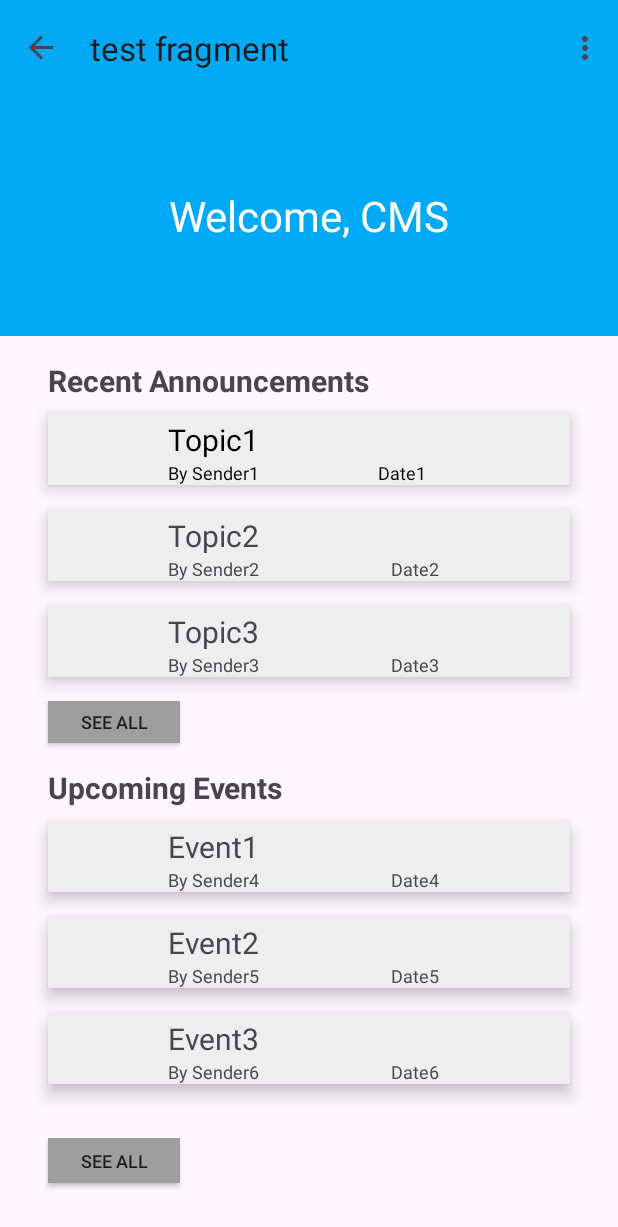
After one commit to kevin-lann/B07group13, an Android app: the StudentDashboardFragment screen opened through its navigation route, on a phone screen of 412 x 824 dp. The commit adds this screen. Shown: the top 1227 px of the screen. Run offline under Robolectric (Android 15) with nearby library versions, the phone set to English and light mode, and no system bars; our stand-ins replace Firebase (no records; nobody signed in at launch, a user with empty details on screens opened directly), navigation-ui.

Commit message:
Connected Student Dashboard

```diff
--- a/app/src/main/java/com/example/studentapp/Login/LoginFragment.java
+++ b/app/src/main/java/com/example/studentapp/Login/LoginFragment.java
@@ -1,6 +1,7 @@
 package com.example.studentapp.Login;
 
 import android.os.Bundle;
+import android.util.Log;
 import android.view.LayoutInflater;
 import android.view.View;
 import android.view.ViewGroup;
@@ -66,7 +67,7 @@ public class LoginFragment extends Fragment {
 
     public void loginSuccess() {
         NavHostFragment.findNavController(LoginFragment.this)
-                .navigate(R.id.action_LoginFragment_to_testFragment);
+                .navigate(R.id.action_LoginFragment_to_studentDashboard);
     }
 
     public void loginUnsuccess() {
--- a/app/src/main/java/com/example/studentapp/Login/LoginPresenter.java
+++ b/app/src/main/java/com/example/studentapp/Login/LoginPresenter.java
@@ -1,4 +1,6 @@
 package com.example.studentapp.Login;
+
+import android.util.Log;
 
 import com.example.studentapp.MainActivity;
 import com.example.studentapp.objects.AdminUser;
--- /dev/null
+++ b/app/src/main/java/com/example/studentapp/StudentDashboard/AnnouncementBox.java
@@ -0,0 +1,42 @@
+package com.example.studentapp.StudentDashboard;
+
+public class AnnouncementBox {
+
+    String topic;
+    String sender;
+    String date;
+
+    public AnnouncementBox(){
+
+    };
+
+    public AnnouncementBox(String topic, String sender, String date){
+        this.topic = topic;
+        this.sender = sender;
+        this.date = date;
+    }
+
+    public String getTopic() {
+        return topic;
+    }
+
+    public void setTopic(String topic) {
+        this.topic = topic;
+    }
+
+    public String getSender() {
+        return sender;
+    }
+
+    public void setSender(String sender) {
+        this.sender = sender;
+    }
+
+    public String getDate() {
+        return date;
+    }
+
+    public void setDate(String date) {
+        this.date = date;
+    }
+}
--- /dev/null
+++ b/app/src/main/java/com/example/studentapp/StudentDashboard/StudentDashboardFragment.java
@@ -0,0 +1,118 @@
+package com.example.studentapp.StudentDashboard;
+
+import androidx.annotation.NonNull;
+import androidx.appcompat.widget.Toolbar;
+import androidx.cardview.widget.CardView;
+import androidx.fragment.app.Fragment;
+import androidx.navigation.fragment.NavHostFragment;
+
+import android.os.Bundle;
+import android.view.LayoutInflater;
+import android.view.View;
+import android.view.ViewGroup;
+import android.widget.Button;
+import android.widget.TextView;
+import android.widget.Toast;
+
+import com.example.studentapp.Login.LoginFragment;
+import com.example.studentapp.R;
+import com.example.studentapp.databinding.StudentDashboardFragmentBinding;
+import com.google.firebase.FirebaseApp;
+import com.google.firebase.database.DataSnapshot;
+import com.google.firebase.database.DatabaseError;
+import com.google.firebase.database.DatabaseReference;
+import com.google.firebase.database.FirebaseDatabase;
+import com.google.firebase.database.ValueEventListener;
+import com.google.firebase.database.DatabaseError;
+
+public class StudentDashboardFragment extends Fragment {
+    private Toolbar toolbar;
+    private Button seeAnnouncemnet;
+    private Button seeEvent;
+    private CardView announcement1;
+    private TextView ann1Topic;
+    private TextView ann1Sender;
+    private TextView ann1Date;
+
+    private StudentDashboardFragmentBinding binding;
+
+    private DatabaseReference ann1Ref;
+
+    public StudentDashboardFragment() {
+        ann1Ref = FirebaseDatabase
+                .getInstance("https://b07-group13-default-rtdb.firebaseio.com")
+                .getReference()
+                .child("Announcements");
+    }
+
+
+    @Override
+    public View onCreateView(LayoutInflater inflater, ViewGroup container,
+                             Bundle savedInstanceState) {
+
+        //在程序编译的时候这个方法会把layout（基本就是整个页面的框架）读出来
+        binding = StudentDashboardFragmentBinding.inflate(inflater, container, false);
+        return binding.getRoot();
+    }
+    public void onViewCreated(@NonNull View view, Bundle savedInstanceState) {
+        super.onViewCreated(view, savedInstanceState);
+
+        ann1Topic = binding.announceTopic1;
+        ann1Sender = binding.sender1;
+        ann1Date = binding.date1;
+
+        seeAnnouncemnet = binding.seeAnnouncements;
+        seeEvent = binding.seeEvents;
+
+        announcement1 = binding.announcement1;
+
+        /**
+        //set the toolbar
+        toolbar = view.findViewById(R.id.toolbar);
+        setSupportActionBar(toolbar);
+        //make the title of the toolbar shows nothing
+        getSupportActionBar().setTitle(null);
+         **/
+
+        seeAnnouncemnet.setOnClickListener(new View.OnClickListener() {
+            @Override
+            public void onClick(View v) {
+                Toast.makeText(getActivity(), "Hello Armaan!", Toast.LENGTH_SHORT).show();
+            }
+        });
+
+        seeEvent.setOnClickListener(new View.OnClickListener() {
+            @Override
+            public void onClick(View v) {
+                NavHostFragment.findNavController(StudentDashboardFragment.this)
+                        .navigate(R.id.action_studentDashboardFragment_to_Events);
+            }
+        });
+
+        announcement1.setOnClickListener(new View.OnClickListener() {
+            @Override
+            public void onClick(View v) {
+                Toast.makeText(getActivity(), "More details coming soon", Toast.LENGTH_SHORT).show();
+            }
+        });
+
+        ann1Ref.addValueEventListener(new ValueEventListener() {
+            @Override
+            public void onDataChange(@NonNull DataSnapshot snapshot) {
+                AnnouncementBox announcement1 = snapshot.child("announcement1").getValue(AnnouncementBox.class);
+
+                if (announcement1 != null) {
+                    ann1Topic.setText(announcement1.getTopic());
+                    ann1Sender.setText(announcement1.getSender());
+                    ann1Date.setText(announcement1.getDate());
+                }
+            }
+
+            @Override
+            public void onCancelled(@NonNull DatabaseError error) {
+                Toast.makeText(getActivity(), "Failed to read value: " + error.toException(), Toast.LENGTH_SHORT).show();
+
+            }
+        });
+    }
+}
--- a/app/src/main/res/layout/activity_main.xml
+++ b/app/src/main/res/layout/activity_main.xml
@@ -15,7 +15,8 @@
         <com.google.android.material.appbar.MaterialToolbar
             android:id="@+id/toolbar"
             android:layout_width="match_parent"
-            android:layout_height="?attr/actionBarSize" />
+            android:layout_height="?attr/actionBarSize"
+            android:background="#03A9F4"/>
 
     </com.google.android.material.appbar.AppBarLayout>
 
--- /dev/null
+++ b/app/src/main/res/layout/student_dashboard_fragment.xml
@@ -0,0 +1,383 @@
+<?xml version="1.0" encoding="utf-8"?>
+
+<androidx.constraintlayout.widget.ConstraintLayout xmlns:android="http://schemas.android.com/apk/res/android"
+    xmlns:app="http://schemas.android.com/apk/res-auto"
+    xmlns:tools="http://schemas.android.com/tools"
+    android:layout_width="match_parent"
+    android:layout_height="match_parent"
+    android:fillViewport="false"
+    tools:context=".StudentDashboard.StudentDashboardFragment">
+
+
+    <include
+        android:id="@+id/toolbar"
+        layout="@layout/toolbar"
+        android:layout_width="0dp"
+        android:layout_height="160dp"
+        android:visibility="visible"
+        app:layout_constraintEnd_toEndOf="parent"
+        app:layout_constraintStart_toStartOf="parent"
+        app:layout_constraintTop_toTopOf="parent" />
+
+    <TextView
+        android:id="@+id/textView2"
+        android:layout_width="wrap_content"
+        android:layout_height="wrap_content"
+        android:layout_marginStart="32dp"
+        android:layout_marginTop="16dp"
+        android:text="@string/title1"
+        android:textSize="20sp"
+        android:textStyle="bold"
+        app:layout_constraintStart_toStartOf="parent"
+        app:layout_constraintTop_toBottomOf="@+id/toolbar" />
+
+    <TextView
+        android:id="@+id/textView3"
+        android:layout_width="wrap_content"
+        android:layout_height="wrap_content"
+        android:layout_marginStart="32dp"
+        android:layout_marginTop="16dp"
+        android:text="@string/title2"
+        android:textSize="20sp"
+        android:textStyle="bold"
+        app:layout_constraintStart_toStartOf="parent"
+        app:layout_constraintTop_toBottomOf="@+id/seeAnnouncements" />
+
+    <androidx.appcompat.widget.AppCompatButton
+        android:id="@+id/seeAnnouncements"
+        android:layout_width="wrap_content"
+        android:layout_height="28dp"
+        android:layout_marginStart="32dp"
+        android:layout_marginTop="16dp"
+        android:background="#9E9E9E"
+        android:text="@string/see_all"
+        android:textSize="12sp"
+        app:layout_constraintStart_toStartOf="parent"
+        app:layout_constraintTop_toBottomOf="@+id/announcement3" />
+
+    <androidx.appcompat.widget.AppCompatButton
+        android:id="@+id/seeEvents"
+        android:layout_width="wrap_content"
+        android:layout_height="30dp"
+        android:layout_marginStart="32dp"
+        android:background="#9E9E9E"
+        android:text="@string/see_all"
+        android:textSize="12sp"
+        app:layout_constraintBottom_toBottomOf="parent"
+        app:layout_constraintStart_toStartOf="parent"
+        app:layout_constraintTop_toBottomOf="@+id/event3" />
+
+    <androidx.cardview.widget.CardView
+        android:id="@+id/announcement1"
+        android:layout_width="0dp"
+        android:layout_height="wrap_content"
+        android:layout_marginStart="32dp"
+        android:layout_marginTop="8dp"
+        android:layout_marginEnd="32dp"
+        app:cardElevation="6dp"
+        app:layout_constraintEnd_toEndOf="parent"
+        app:layout_constraintStart_toStartOf="parent"
+        app:layout_constraintTop_toBottomOf="@+id/textView2">
+
+        <androidx.constraintlayout.widget.ConstraintLayout
+            android:layout_width="match_parent"
+            android:layout_height="match_parent"
+            android:background="@color/light_grey">
+
+            <TextView
+                android:id="@+id/announceTopic1"
+                android:layout_width="wrap_content"
+                android:layout_height="wrap_content"
+                android:layout_marginStart="80dp"
+                android:layout_marginTop="4dp"
+                android:text="Topic1"
+                android:textColor="@color/black"
+                android:textSize="20sp"
+                app:layout_constraintStart_toStartOf="parent"
+                app:layout_constraintTop_toTopOf="parent" />
+
+            <TextView
+                android:id="@+id/sender1"
+                android:layout_width="wrap_content"
+                android:layout_height="wrap_content"
+                android:layout_marginStart="80dp"
+                android:text="By Sender1"
+                android:textColor="@color/black"
+                android:textSize="12sp"
+                app:layout_constraintBottom_toBottomOf="parent"
+                app:layout_constraintStart_toStartOf="parent"
+                app:layout_constraintTop_toBottomOf="@+id/announceTopic1"
+                app:layout_constraintVertical_bias="0.36" />
+
+            <TextView
+                android:id="@+id/date1"
+                android:layout_width="wrap_content"
+                android:layout_height="wrap_content"
+                android:text="Date1"
+                android:textColor="@color/black"
+                android:textSize="12sp"
+                app:layout_constraintBottom_toBottomOf="parent"
+                app:layout_constraintEnd_toEndOf="parent"
+                app:layout_constraintHorizontal_bias="0.454"
+                app:layout_constraintStart_toEndOf="@+id/sender1" />
+        </androidx.constraintlayout.widget.ConstraintLayout>
+    </androidx.cardview.widget.CardView>
+
+    <androidx.cardview.widget.CardView
+        android:id="@+id/announcement2"
+        android:layout_width="0dp"
+        android:layout_height="wrap_content"
+        android:layout_marginStart="32dp"
+        android:layout_marginTop="16dp"
+        android:layout_marginEnd="32dp"
+        app:cardElevation="6dp"
+        app:layout_constraintEnd_toEndOf="parent"
+        app:layout_constraintStart_toStartOf="parent"
+        app:layout_constraintTop_toBottomOf="@+id/announcement1">
+
+        <androidx.constraintlayout.widget.ConstraintLayout
+            android:layout_width="match_parent"
+            android:layout_height="match_parent"
+            android:background="@color/light_grey">
+
+            <TextView
+                android:id="@+id/announceTopic2"
+                android:layout_width="wrap_content"
+                android:layout_height="wrap_content"
+                android:layout_marginStart="80dp"
+                android:layout_marginTop="4dp"
+                android:text="Topic2"
+                android:textSize="20sp"
+                app:layout_constraintStart_toStartOf="parent"
+                app:layout_constraintTop_toTopOf="parent" />
+
+            <TextView
+                android:id="@+id/sender2"
+                android:layout_width="wrap_content"
+                android:layout_height="wrap_content"
+                android:layout_marginStart="80dp"
+                android:text="By Sender2"
+                android:textSize="12sp"
+                app:layout_constraintBottom_toBottomOf="parent"
+                app:layout_constraintStart_toStartOf="parent"
+                app:layout_constraintTop_toBottomOf="@+id/announceTopic2" />
+
+            <TextView
+                android:id="@+id/date2"
+                android:layout_width="wrap_content"
+                android:layout_height="wrap_content"
+                android:text="Date2"
+                android:textSize="12sp"
+                app:layout_constraintBottom_toBottomOf="parent"
+                app:layout_constraintEnd_toEndOf="parent"
+                app:layout_constraintHorizontal_bias="0.503"
+                app:layout_constraintStart_toEndOf="@+id/sender2" />
+        </androidx.constraintlayout.widget.ConstraintLayout>
+    </androidx.cardview.widget.CardView>
+
+    <androidx.cardview.widget.CardView
+        android:id="@+id/announcement3"
+        android:layout_width="0dp"
+        android:layout_height="wrap_content"
+        android:layout_marginStart="32dp"
+        android:layout_marginTop="16dp"
+        android:layout_marginEnd="32dp"
+        app:cardElevation="6dp"
+        app:layout_constraintEnd_toEndOf="parent"
+        app:layout_constraintStart_toStartOf="parent"
+        app:layout_constraintTop_toBottomOf="@+id/announcement2">
+
+        <androidx.constraintlayout.widget.ConstraintLayout
+            android:layout_width="match_parent"
+            android:layout_height="match_parent"
+            android:background="@color/light_grey">
+
+            <TextView
+                android:id="@+id/announceTopic3"
+                android:layout_width="wrap_content"
+                android:layout_height="wrap_content"
+                android:layout_marginStart="80dp"
+                android:layout_marginTop="4dp"
+                android:text="Topic3"
+                android:textSize="20sp"
+                app:layout_constraintStart_toStartOf="parent"
+                app:layout_constraintTop_toTopOf="parent" />
+
+            <TextView
+                android:id="@+id/date3"
+                android:layout_width="wrap_content"
+                android:layout_height="wrap_content"
+                android:text="Date3"
+                android:textSize="12sp"
+                app:layout_constraintBottom_toBottomOf="parent"
+                app:layout_constraintEnd_toEndOf="parent"
+                app:layout_constraintStart_toEndOf="@+id/sender3" />
+
+            <TextView
+                android:id="@+id/sender3"
+                android:layout_width="wrap_content"
+                android:layout_height="wrap_content"
+                android:layout_marginStart="80dp"
+                android:text="By Sender3"
+                android:textSize="12sp"
+                app:layout_constraintBottom_toBottomOf="parent"
+                app:layout_constraintStart_toStartOf="parent"
+                app:layout_constraintTop_toBottomOf="@+id/announceTopic3" />
+
+        </androidx.constraintlayout.widget.ConstraintLayout>
+    </androidx.cardview.widget.CardView>
+
+    <androidx.cardview.widget.CardView
+        android:id="@+id/event1"
+        android:layout_width="0dp"
+        android:layout_height="wrap_content"
+        android:layout_marginStart="32dp"
+        android:layout_marginTop="8dp"
+        android:layout_marginEnd="32dp"
+        app:cardElevation="6dp"
+        app:layout_constraintEnd_toEndOf="parent"
+        app:layout_constraintStart_toStartOf="parent"
+        app:layout_constraintTop_toBottomOf="@+id/textView3">
+
+        <androidx.constraintlayout.widget.ConstraintLayout
+            android:layout_width="match_parent"
+            android:layout_height="match_parent"
+            android:background="@color/light_grey">
+
+            <TextView
+                android:id="@+id/eventTopic1"
+                android:layout_width="wrap_content"
+                android:layout_height="wrap_content"
+                android:layout_marginStart="80dp"
+                android:layout_marginTop="4dp"
+                android:text="Event1"
+                android:textSize="20sp"
+                app:layout_constraintStart_toStartOf="parent"
+                app:layout_constraintTop_toTopOf="parent" />
+
+            <TextView
+                android:id="@+id/sender4"
+                android:layout_width="wrap_content"
+                android:layout_height="wrap_content"
+                android:layout_marginStart="80dp"
+                android:text="By Sender4"
+                android:textSize="12sp"
+                app:layout_constraintBottom_toBottomOf="parent"
+                app:layout_constraintStart_toStartOf="parent"
+                app:layout_constraintTop_toBottomOf="@+id/eventTopic1" />
+
+            <TextView
+                android:id="@+id/date4"
+                android:layout_width="wrap_content"
+                android:layout_height="wrap_content"
+                android:text="Date4"
+                android:textSize="12sp"
+                app:layout_constraintBottom_toBottomOf="parent"
+                app:layout_constraintEnd_toEndOf="parent"
+                app:layout_constraintStart_toEndOf="@+id/sender4" />
+        </androidx.constraintlayout.widget.ConstraintLayout>
+    </androidx.cardview.widget.CardView>
+
+    <androidx.cardview.widget.CardView
+        android:id="@+id/event2"
+        android:layout_width="0dp"
+        android:layout_height="wrap_content"
+        android:layout_marginStart="32dp"
+        android:layout_marginTop="16dp"
+        android:layout_marginEnd="32dp"
+        app:cardElevation="6dp"
+        app:layout_constraintEnd_toEndOf="parent"
+        app:layout_constraintStart_toStartOf="parent"
+        app:layout_constraintTop_toBottomOf="@+id/event1">
+
+        <androidx.constraintlayout.widget.ConstraintLayout
+            android:layout_width="match_parent"
+            android:layout_height="match_parent"
+            android:background="@color/light_grey">
+
+            <TextView
+                android:id="@+id/eventTopic2"
+                android:layout_width="wrap_content"
+                android:layout_height="wrap_content"
+                android:layout_marginStart="80dp"
+                android:layout_marginTop="4dp"
+                android:text="Event2"
+                android:textSize="20sp"
+                app:layout_constraintStart_toStartOf="parent"
+                app:layout_constraintTop_toTopOf="parent" />
+
+            <TextView
+                android:id="@+id/sender5"
+                android:layout_width="wrap_content"
+                android:layout_height="wrap_content"
+                android:layout_marginStart="80dp"
+                android:text="By Sender5"
+                android:textSize="12sp"
+                app:layout_constraintBottom_toBottomOf="parent"
+                app:layout_constraintStart_toStartOf="parent"
+                app:layout_constraintTop_toBottomOf="@+id/eventTopic2" />
+
+            <TextView
+                android:id="@+id/date5"
+                android:layout_width="wrap_content"
+                android:layout_height="wrap_content"
+                android:text="Date5"
+                android:textSize="12sp"
+                app:layout_constraintBottom_toBottomOf="parent"
+                app:layout_constraintEnd_toEndOf="parent"
+                app:layout_constraintStart_toEndOf="@+id/sender5" />
+        </androidx.constraintlayout.widget.ConstraintLayout>
+    </androidx.cardview.widget.CardView>
+
+    <androidx.cardview.widget.CardView
+        android:id="@+id/event3"
+        android:layout_width="0dp"
+        android:layout_height="wrap_content"
+        android:layout_marginStart="32dp"
+        android:layout_marginTop="16dp"
+        android:layout_marginEnd="32dp"
+        app:cardElevation="6dp"
+        app:layout_constraintEnd_toEndOf="parent"
+        app:layout_constraintStart_toStartOf="parent"
+        app:layout_constraintTop_toBottomOf="@+id/event2">
+
+        <androidx.constraintlayout.widget.ConstraintLayout
+            android:layout_width="match_parent"
+            android:layout_height="match_parent"
+            android:background="@color/light_grey">
+
+            <TextView
+                android:id="@+id/eventTopic3"
+                android:layout_width="wrap_content"
+                android:layout_height="wrap_content"
+                android:layout_marginStart="80dp"
+                android:layout_marginTop="4dp"
+                android:text="Event3"
+                android:textSize="20sp"
+                app:layout_constraintStart_toStartOf="parent"
+                app:layout_constraintTop_toTopOf="parent" />
+
+            <TextView
+                android:id="@+id/sender6"
+                android:layout_width="wrap_content"
+                android:layout_height="wrap_content"
+                android:layout_marginStart="80dp"
+                android:text="By Sender6"
+                android:textSize="12sp"
+                app:layout_constraintBottom_toBottomOf="parent"
+                app:layout_constraintStart_toStartOf="parent"
+                app:layout_constraintTop_toBottomOf="@+id/eventTopic3" />
+
+            <TextView
+                android:id="@+id/date6"
+                android:layout_width="wrap_content"
+                android:layout_height="wrap_content"
+                android:text="Date6"
+                android:textSize="12sp"
+                app:layout_constraintBottom_toBottomOf="parent"
+                app:layout_constraintEnd_toEndOf="parent"
+                app:layout_constraintStart_toEndOf="@+id/sender6" />
+        </androidx.constraintlayout.widget.ConstraintLayout>
+    </androidx.cardview.widget.CardView>
+
+</androidx.constraintlayout.widget.ConstraintLayout>
--- /dev/null
+++ b/app/src/main/res/layout/toolbar.xml
@@ -0,0 +1,18 @@
+<?xml version="1.0" encoding="utf-8"?>
+<androidx.appcompat.widget.Toolbar xmlns:android="http://schemas.android.com/apk/res/android"
+    android:layout_width="match_parent"
+    android:layout_height="wrap_content"
+    android:background="#03A9F4"
+    android:elevation="4dp">
+
+    <TextView
+        android:id="@+id/toolbar_title"
+        android:layout_width="wrap_content"
+        android:layout_height="wrap_content"
+        android:layout_gravity="center"
+        android:background="#03A9F4"
+        android:text="Welcome, CMS"
+        android:textColor="@android:color/white"
+        android:textSize="28dp" />
+
+</androidx.appcompat.widget.Toolbar>
--- a/app/src/main/res/navigation/nav_graph.xml
+++ b/app/src/main/res/navigation/nav_graph.xml
@@ -17,6 +17,9 @@
         <action
             android:id="@+id/action_FirstFragment_to_ThirdFragment"
             app:destination="@id/ThirdFragment" />
+        <action
+            android:id="@+id/action_LoginFragment_to_studentDashboard"
+            app:destination="@id/studentDashboardFragment" />
         <action
             android:id="@+id/action_LoginFragment_to_testFragment"
             app:destination="@id/testFragment" />
@@ -46,11 +49,29 @@
     </fragment>
     <fragment
         android:id="@+id/testFragment"
-        android:name="com.example.studentapp.Events.EventsFragment"
+        android:name="com.example.studentapp.StudentDashboard.StudentDashboardFragment"
         android:label="test fragment"
-        tools:layout = "@layout/events_fragment">
+        tools:layout = "@layout/student_dashboard_fragment">
         <action
             android:id="@+id/action_testFragment_to_Login"
             app:destination="@id/LoginFragment" />
     </fragment>
+
+    <fragment
+        android:id="@+id/studentDashboardFragment"
+        android:name = "com.example.studentapp.StudentDashboard.StudentDashboardFragment"
+        android:label="Dashboard"
+        tools:layout="@layout/student_dashboard_fragment">
+        <action
+            android:id="@+id/action_studentDashboardFragment_to_Events"
+            app:destination="@id/eventsFragment" />
+    </fragment>
+
+    <fragment
+        android:id="@+id/eventsFragment"
+        android:name="com.example.studentapp.Events.EventsFragment"
+        android:label="All Events"
+        tools:layout="@layout/events_fragment">
+
+    </fragment>
 </navigation>
--- a/app/src/main/res/values/strings.xml
+++ b/app/src/main/res/values/strings.xml
@@ -22,6 +22,13 @@
 
     <string name="events">Events</string>
 
+    <!-- Dashboard page -->
+    <string name="see_all">see all</string>
+    <string name="title1">Recent Announcements</string>
+    <string name="title2">Upcoming Events</string>
+    <string name="checkPost">Check POSt</string>
+    <string name="complaint">Submit Complaint</string>
+
     <string name="lorem_ipsum">
         lmao
     </string>
```
